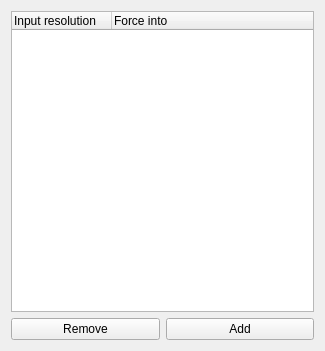
mrehkopf/vcs, file src/display/qt/d_alias_dialog.ui: the form before one commit.
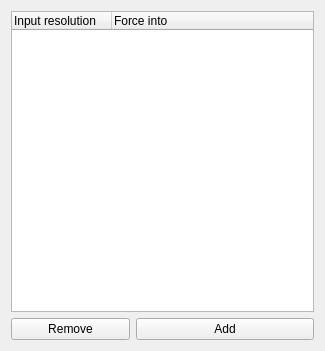
The form after the commit.

Commit message:
GUI: Add option to set aspect ratio mode
The aspect ratio mode lets the user specify how frames should be padded
to maintain the desired aspect ratio. Some non-4:3 DOS resolutions, for
instance, used to be compressed to 4:3 for display on monitors of the
time, and a user may still want to replicate that behavior. The aspect
mode gives them a way to do so.

```diff
--- a/src/display/qt/d_alias_dialog.ui
+++ b/src/display/qt/d_alias_dialog.ui
@@ -52,7 +52,7 @@
       </widget>
      </item>
      <item>
-      <layout class="QHBoxLayout" name="horizontalLayout" stretch="0,0">
+      <layout class="QHBoxLayout" name="horizontalLayout" stretch="2,3">
        <item>
         <widget class="QPushButton" name="pushButton_removeAlias">
          <property name="focusPolicy">
```
The commit also changes 5 other files.
